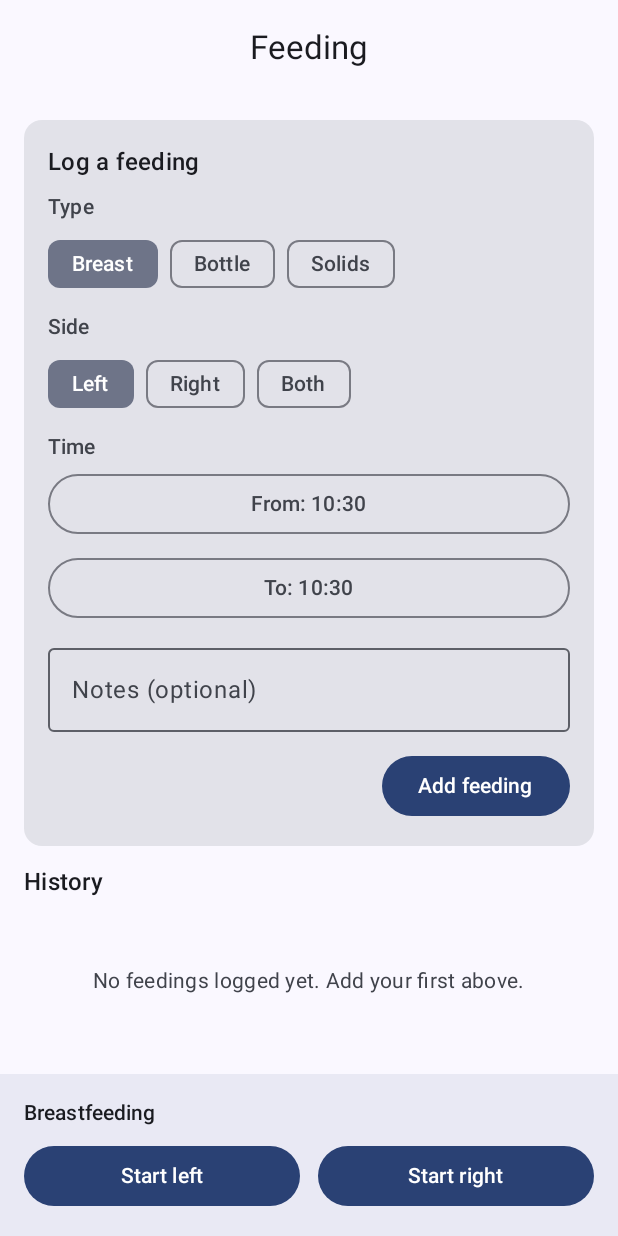
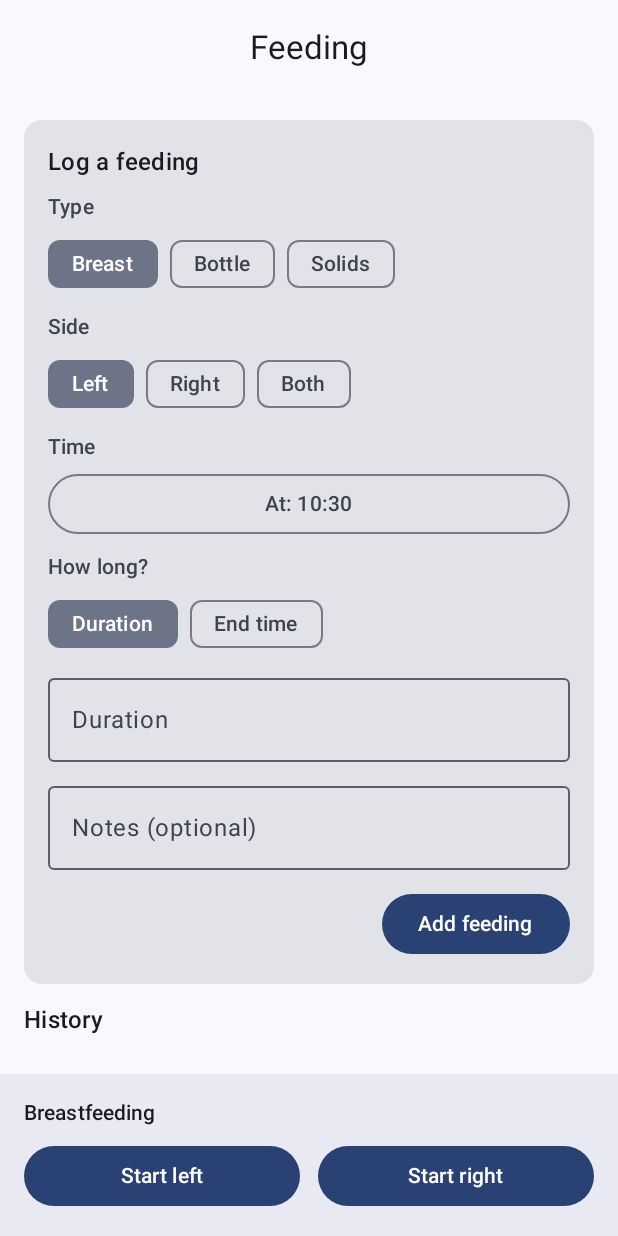
Before and after one commit to GProust/sprout, an Android app built with Jetpack Compose: the composable FeedingScreen shown on its own in the app's theme, on a phone screen of 412 x 824 dp. Run offline under Robolectric (Android 15) with nearby library versions, the phone set to English and light mode, and no system bars; our stand-ins replace Room's generated code.

Commit message:
Log breastfeeding length (end time or duration); make feeds editable
A manual breastfeed can now record how long it lasted, entered as either an
end time or a duration in minutes — a single-sided length is attributed to
that breast, a both-sides length is kept as the total. Bottle and solids
drop the end-time field again; they only need a time.

Feeds are now editable: tapping a history entry opens a dialog with the
same form pre-filled, where it can be changed (saved via Room's REPLACE
upsert) or deleted. The manual log card and the edit dialog share one
FeedingForm composable.

Co-Authored-By: Claude Opus 4.8 <noreply@anthropic.com>
Claude-Session: https://claude.ai/code/session_0124bYftYPCgHeNw9VoFExy3

```diff
--- a/app/src/main/java/com/gproust/sprout/ui/feeding/FeedingScreen.kt
+++ b/app/src/main/java/com/gproust/sprout/ui/feeding/FeedingScreen.kt
@@ -39,6 +39,7 @@ import androidx.compose.ui.platform.LocalContext
 import androidx.compose.ui.res.stringResource
 import androidx.compose.ui.text.font.FontWeight
 import androidx.compose.ui.unit.dp
+import androidx.compose.ui.window.Dialog
 import androidx.lifecycle.ViewModel
 import androidx.lifecycle.viewModelScope
 import androidx.lifecycle.viewmodel.compose.viewModel
@@ -173,6 +174,16 @@ fun FeedingScreen(
     val feedings by vm.feedings.collectAsState()
     val nursing by vm.nursing.collectAsState()
     val context = LocalContext.current
+    var editing by remember { mutableStateOf<FeedingEntity?>(null) }
+
+    editing?.let { entry ->
+        EditFeedingDialog(
+            entry = entry,
+            onDismiss = { editing = null },
+            onSave = { vm.add(it); editing = null },
+            onDelete = { vm.delete(entry); editing = null },
+        )
+    }
 
     Scaffold(
         topBar = { SproutTopBar(stringResource(R.string.screen_feeding)) },
@@ -207,6 +218,7 @@ fun FeedingScreen(
                     meta = formatTime(entry.startTime),
                     icon = Icons.Filled.LocalDrink,
                     onDelete = { vm.delete(entry) },
+                    onClick = { editing = entry },
                 )
             }
         }
@@ -395,22 +407,122 @@ private fun SideTotal(label: String, value: String, active: Boolean) {
 
 /**
  * Manual entry for any feed — including a past breastfeed — without using the
- * live timer. Records a start time and an optional end time, so a bottle or
- * solids feed can capture how long it took.
+ * live timer. A breastfeed can record its length as an end time or a duration;
+ * bottle and solids just need a time.
  */
 @Composable
 private fun ManualFeedCard(onAdd: (FeedingEntity) -> Unit) {
-    val context = LocalContext.current
-    var type by remember { mutableStateOf(FeedType.BREAST) }
-    var side by remember { mutableStateOf(BreastSide.LEFT) }
-    var amount by remember { mutableStateOf("") }
-    var start by remember { mutableLongStateOf(System.currentTimeMillis()) }
-    var end by remember { mutableLongStateOf(System.currentTimeMillis()) }
-    var notes by remember { mutableStateOf("") }
-
     Card {
         Column(Modifier.padding(16.dp)) {
             Text(stringResource(R.string.feeding_log_title), style = MaterialTheme.typography.titleMedium)
+            FeedingForm(
+                initial = null,
+                submitLabel = stringResource(R.string.feeding_add),
+                onSubmit = onAdd,
+            )
+        }
+    }
+}
+
+/** Edit (or delete) an existing feed in a dialog, reusing [FeedingForm]. */
+@Composable
+private fun EditFeedingDialog(
+    entry: FeedingEntity,
+    onDismiss: () -> Unit,
+    onSave: (FeedingEntity) -> Unit,
+    onDelete: () -> Unit,
+) {
+    Dialog(onDismissRequest = onDismiss) {
+        Card {
+            Column(
+                Modifier
+                    .verticalScroll(rememberScrollState())
+                    .padding(16.dp),
+            ) {
+                Text(
+                    stringResource(R.string.feeding_edit_title),
+                    style = MaterialTheme.typography.titleMedium,
+                )
+                FeedingForm(
+                    initial = entry,
+                    submitLabel = stringResource(R.string.action_save),
+                    onSubmit = onSave,
+                    onDelete = onDelete,
+                )
+            }
+        }
+    }
+}
+
+/**
+ * The shared feed editor used both for manual logging (no [initial]) and for
+ * editing an existing entry. Holds its own field state, re-initialised whenever
+ * [initial] changes. When adding, the fields reset after submitting.
+ */
+@Composable
+private fun FeedingForm(
+    initial: FeedingEntity?,
+    submitLabel: String,
+    onSubmit: (FeedingEntity) -> Unit,
+    onDelete: (() -> Unit)? = null,
+) {
+    val context = LocalContext.current
+    val now = System.currentTimeMillis()
+
+    // The recorded length of an existing breastfeed, derived from its end time
+    // or, for older timer entries, the sum of the per-side durations.
+    val initialLengthMs = initial?.let { e ->
+        e.endTime?.let { (it - e.startTime).takeIf { d -> d > 0 } }
+            ?: ((e.leftDurationMs ?: 0L) + (e.rightDurationMs ?: 0L)).takeIf { it > 0 }
+    }
+
+    var type by remember(initial) { mutableStateOf(initial?.type ?: FeedType.BREAST) }
+    var side by remember(initial) { mutableStateOf(initial?.side ?: BreastSide.LEFT) }
+    var amount by remember(initial) { mutableStateOf(initial?.amountMl?.toString() ?: "") }
+    var start by remember(initial) { mutableLongStateOf(initial?.startTime ?: now) }
+    // Whether the breastfeed's length is entered as an end time or a duration.
+    var byEnd by remember(initial) { mutableStateOf(initial?.endTime != null) }
+    var end by remember(initial) {
+        mutableLongStateOf(initial?.endTime ?: (initial?.startTime ?: now))
+    }
+    var durationMin by remember(initial) {
+        mutableStateOf(initialLengthMs?.let { (it / 60_000L).toString() } ?: "")
+    }
+    var notes by remember(initial) { mutableStateOf(initial?.notes ?: "") }
+
+    fun reset() {
+        type = FeedType.BREAST
+        side = BreastSide.LEFT
+        amount = ""
+        start = System.currentTimeMillis()
+        byEnd = false
+        end = System.currentTimeMillis()
+        durationMin = ""
+        notes = ""
+    }
+
+    fun build(): FeedingEntity {
+        // Length only applies to breastfeeds; from an end time or a duration.
+        val lengthMs = when {
+            type != FeedType.BREAST -> null
+            byEnd -> (end - start).takeIf { it > 0 }
+            else -> durationMin.toLongOrNull()?.times(60_000L)?.takeIf { it > 0 }
+        }
+        val breast = type == FeedType.BREAST
+        return FeedingEntity(
+            id = initial?.id ?: 0L,
+            type = type,
+            side = if (breast) side else null,
+            amountMl = if (type == FeedType.BOTTLE) amount.toIntOrNull() else null,
+            startTime = start,
+            endTime = if (breast) lengthMs?.let { start + it } else null,
+            // Attribute a single-sided length to that side so the history shows
+            // it; a both-sides length is kept only as the total (end time).
+            leftDurationMs = if (breast && side == BreastSide.LEFT) lengthMs else null,
+            rightDurationMs = if (breast && side == BreastSide.RIGHT) lengthMs else null,
+            notes = notes.ifBlank { null },
+        )
+    }
 
     FieldLabel(stringResource(R.string.field_type))
     ChoiceChips(
@@ -443,35 +555,52 @@ private fun ManualFeedCard(onAdd: (FeedingEntity) -> Unit) {
     }
 
     FieldLabel(stringResource(R.string.field_time))
-            TimePickerField(label = stringResource(R.string.picker_from), millis = start, onChange = { start = it })
-            Spacer(Modifier.height(8.dp))
+    TimePickerField(label = stringResource(R.string.picker_at), millis = start, onChange = { start = it })
+
+    if (type == FeedType.BREAST) {
+        val durationLabel = stringResource(R.string.field_duration)
+        val endLabel = stringResource(R.string.feeding_length_end)
+        FieldLabel(stringResource(R.string.feeding_length))
+        ChoiceChips(
+            options = listOf(false, true),
+            selected = byEnd,
+            onSelect = { byEnd = it },
+            labelOf = { if (it) endLabel else durationLabel },
+        )
+        Spacer(Modifier.height(4.dp))
+        if (byEnd) {
             TimePickerField(label = stringResource(R.string.picker_to), millis = end, onChange = { end = it })
+        } else {
+            NumberField(
+                label = stringResource(R.string.field_duration),
+                value = durationMin,
+                onChange = { durationMin = it },
+                suffix = stringResource(R.string.unit_min),
+            )
+        }
+    }
 
     Spacer(Modifier.height(8.dp))
     NotesField(value = notes, onChange = { notes = it })
 
     Spacer(Modifier.height(12.dp))
-            Row(Modifier.fillMaxWidth(), horizontalArrangement = Arrangement.End) {
-                Button(onClick = {
-                    onAdd(
-                        FeedingEntity(
-                            type = type,
-                            side = if (type == FeedType.BREAST) side else null,
-                            amountMl = if (type == FeedType.BOTTLE) amount.toIntOrNull() else null,
-                            startTime = start,
-                            // Only keep an end time that actually follows the start.
-                            endTime = end.takeIf { it > start },
-                            notes = notes.ifBlank { null },
-                        ),
+    Row(
+        Modifier.fillMaxWidth(),
+        horizontalArrangement = if (onDelete != null) Arrangement.SpaceBetween else Arrangement.End,
+    ) {
+        if (onDelete != null) {
+            TextButton(onClick = onDelete) {
+                Text(
+                    stringResource(R.string.action_delete),
+                    color = MaterialTheme.colorScheme.error,
                 )
-                    amount = ""
-                    notes = ""
-                    start = System.currentTimeMillis()
-                    end = System.currentTimeMillis()
-                }) {
-                    Text(stringResource(R.string.feeding_add))
             }
         }
+        Button(onClick = {
+            onSubmit(build())
+            if (initial == null) reset()
+        }) {
+            Text(submitLabel)
         }
     }
 }
@@ -491,6 +620,8 @@ private fun feedingSubtitle(context: Context, entry: FeedingEntity): String {
     val sep = context.getString(R.string.feeding_detail_separator)
     val parts = mutableListOf<String>()
     if (entry.type == FeedType.BREAST) {
+        val hasPerSide = entry.leftDurationMs != null || entry.rightDurationMs != null
+        if (hasPerSide) {
             entry.leftDurationMs?.let {
                 parts += context.getString(
                     R.string.feeding_side_time,
@@ -506,9 +637,10 @@ private fun feedingSubtitle(context: Context, entry: FeedingEntity): String {
                 )
             }
         } else {
-        // Bottle / solids logged with an end time: show how long it took.
+            // A both-sides or quick breastfeed: show the total length only.
             entry.endTime?.takeIf { it > entry.startTime }?.let {
                 parts += formatDuration(context, it - entry.startTime)
+            }
         }
     }
     entry.notes?.takeIf { it.isNotBlank() }?.let { parts += it }
--- a/app/src/main/res/values/strings.xml
+++ b/app/src/main/res/values/strings.xml
@@ -116,9 +116,14 @@
     <string name="screen_feeding">Feeding</string>
     <string name="feeding_empty">No feedings logged yet. Add your first above.</string>
     <string name="feeding_log_title">Log a feeding</string>
+    <string name="feeding_edit_title">Edit feeding</string>
     <string name="feeding_add">Add feeding</string>
+    <string name="feeding_length">How long?</string>
+    <string name="feeding_length_end">End time</string>
     <string name="field_side">Side</string>
     <string name="field_amount">Amount</string>
+    <string name="field_duration">Duration</string>
+    <string name="unit_min">min</string>
     <string name="feed_type_breast">Breast</string>
     <string name="feed_type_bottle">Bottle</string>
     <string name="feed_type_solid">Solids</string>
```
Also changed, not shown: app/src/main/java/com/gproust/sprout/ui/common/Components.kt (+6 -1 lines), 6 other files. Lines whose indentation alone changed are shown as unchanged.
